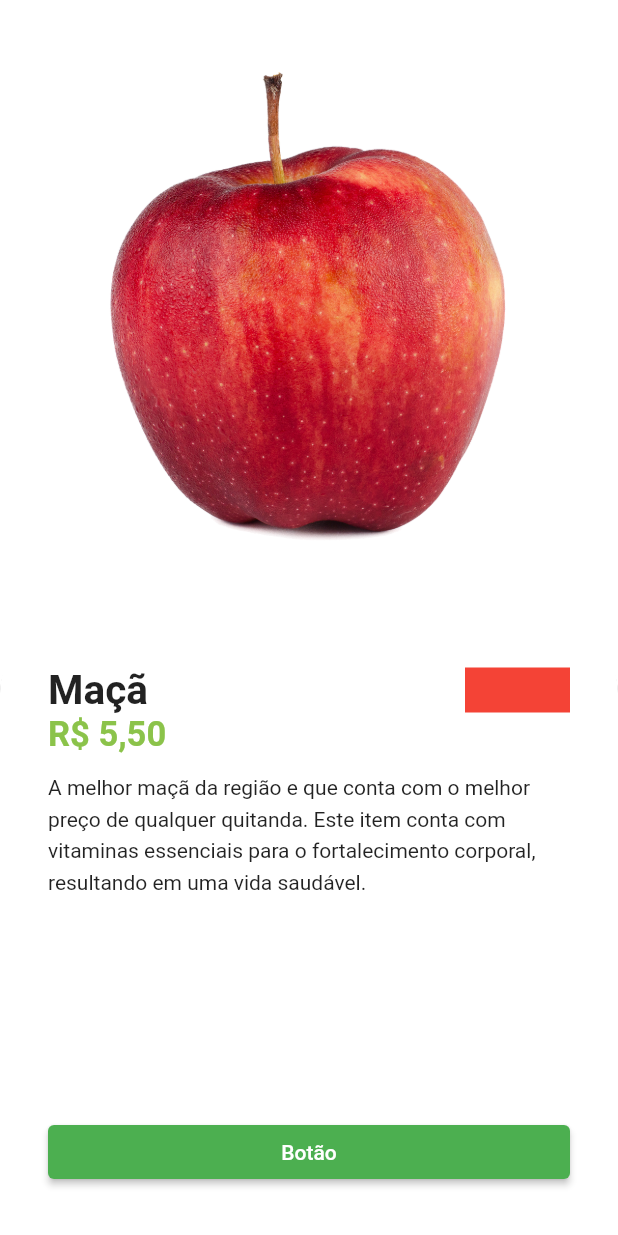
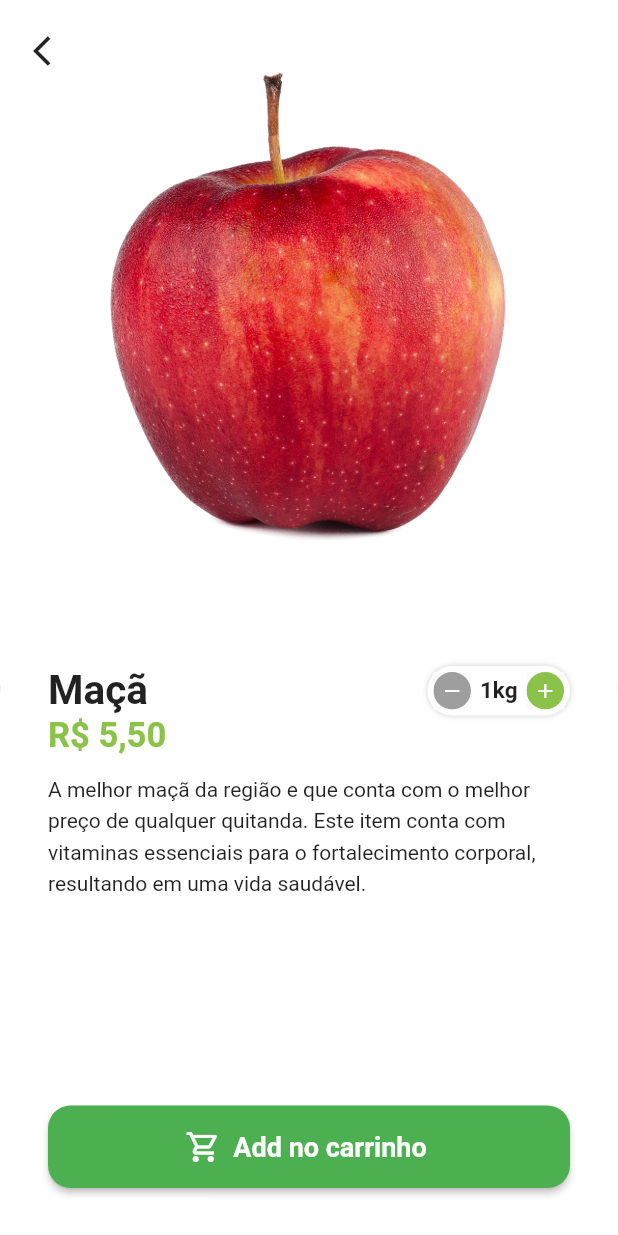
Before and after one commit to LuizMauro/flutter-mobile-shop, a Flutter app: the HomeTab screen opened directly, after a tap on "Maçã", on a phone screen of 412 x 824 dp. Run offline on Flutter 3.47's test engine with Material 2 defaults, Android fonts, the phone set to English and light mode, and no system bars; our stand-ins replace animated_text_kit, badges, mask_text_input_formatter.

Commit message:
added animation hero in image and create custom widget controll quantity

```diff
--- /dev/null
+++ b/lib/src/pages/commom_widgets/quantity_widget.dart
@@ -0,0 +1,100 @@
+import 'package:flutter/material.dart';
+import 'package:teste/src/config/custom_colors.dart';
+
+class QuantityWidget extends StatelessWidget {
+  final int value;
+  final String suffixText;
+  final Function(int quantity) result;
+
+  const QuantityWidget({
+    super.key,
+    required this.value,
+    required this.suffixText,
+    required this.result,
+  });
+
+  @override
+  Widget build(BuildContext context) {
+    return Container(
+      padding: const EdgeInsets.all(4),
+      decoration: BoxDecoration(
+        color: Colors.white,
+        borderRadius: BorderRadius.circular(50),
+        boxShadow: [
+          BoxShadow(
+            color: Colors.grey.shade300,
+            spreadRadius: 1,
+            blurRadius: 2,
+          ),
+        ],
+      ),
+      child: Row(
+        children: [
+          _QuantityButton(
+            icon: Icons.remove,
+            color: Colors.grey,
+            onPressed: () {
+              if (value == 1) return;
+
+              int resultCount = value - 1;
+              result(resultCount);
+            },
+          ),
+          Padding(
+            padding: const EdgeInsets.symmetric(horizontal: 6),
+            child: Text(
+              '$value$suffixText',
+              style: const TextStyle(
+                fontSize: 15,
+                fontWeight: FontWeight.bold,
+              ),
+            ),
+          ),
+          _QuantityButton(
+            icon: Icons.add,
+            color: CustomColors.customSwatchColor,
+            onPressed: () {
+              int resultCount = value + 1;
+              result(resultCount);
+            },
+          ),
+        ],
+      ),
+    );
+  }
+}
+
+class _QuantityButton extends StatelessWidget {
+  final Color color;
+  final IconData icon;
+  final VoidCallback onPressed;
+
+  const _QuantityButton({
+    required this.color,
+    required this.icon,
+    required this.onPressed,
+  });
+
+  @override
+  Widget build(BuildContext context) {
+    return Material(
+      child: InkWell(
+        borderRadius: BorderRadius.circular(50),
+        onTap: onPressed,
+        child: Ink(
+          height: 25,
+          width: 25,
+          decoration: BoxDecoration(
+            color: color,
+            shape: BoxShape.circle,
+          ),
+          child: Icon(
+            icon,
+            color: Colors.white,
+            size: 16,
+          ),
+        ),
+      ),
+    );
+  }
+}
--- a/lib/src/pages/home/components/item_tile.dart
+++ b/lib/src/pages/home/components/item_tile.dart
@@ -38,7 +38,10 @@
                 children: [
                   //image
                   Expanded(
-                    child: Image.asset(item.imgUrl),
+                    child: Hero(
+                      tag: item.imgUrl,
+                      child: Image.asset(item.imgUrl),
+                    ),
                   ),
                   //Nome
                   Text(
--- a/lib/src/pages/product/product_screen.dart
+++ b/lib/src/pages/product/product_screen.dart
@@ -3,24 +3,38 @@
 import 'package:teste/src/models/item_model.dart';
 
 import '../../services/utils_service.dart';
+import '../commom_widgets/quantity_widget.dart';
 
-class ProductScreen extends StatelessWidget {
-  ProductScreen({
+class ProductScreen extends StatefulWidget {
+  const ProductScreen({
     super.key,
     required this.item,
   });
 
   final ItemModel item;
+
+  @override
+  State<ProductScreen> createState() => _ProductScreenState();
+}
+
+class _ProductScreenState extends State<ProductScreen> {
   final UtilsServices utilsServices = UtilsServices();
+
+  int productQuantity = 1;
 
   @override
   Widget build(BuildContext context) {
     return Scaffold(
       backgroundColor: Colors.white.withAlpha(230),
-      body: Column(
+      body: Stack(
+        children: [
+          //Conteudo
+          Column(
             children: [
               Expanded(
-            child: Image.asset(item.imgUrl),
+                child: Hero(
+                    tag: widget.item.imgUrl,
+                    child: Image.asset(widget.item.imgUrl)),
               ),
               Expanded(
                 child: Container(
@@ -45,7 +59,7 @@
                         children: [
                           Expanded(
                             child: Text(
-                          item.itemName,
+                              widget.item.itemName,
                               maxLines: 2,
                               overflow: TextOverflow.ellipsis,
                               style: const TextStyle(
@@ -54,16 +68,20 @@
                               ),
                             ),
                           ),
-                      Container(
-                        height: 30,
-                        width: 70,
-                        color: Colors.red,
-                      )
+                          QuantityWidget(
+                            value: productQuantity,
+                            suffixText: widget.item.unit,
+                            result: (int quantity) {
+                              setState(() {
+                                productQuantity = quantity;
+                              });
+                            },
+                          ),
                         ],
                       ),
                       //PRICE
                       Text(
-                    utilsServices.priceToCurrency(item.price),
+                        utilsServices.priceToCurrency(widget.item.price),
                         style: TextStyle(
                             fontSize: 23,
                             fontWeight: FontWeight.bold,
@@ -71,13 +89,12 @@
                       ),
 
                       //DESCRIÇÃO
-
                       Expanded(
                         child: Padding(
                           padding: const EdgeInsets.symmetric(vertical: 10),
                           child: SingleChildScrollView(
                             child: Text(
-                          item.description,
+                              widget.item.description,
                               style: const TextStyle(
                                 height: 1.5,
                                 fontSize: 14,
@@ -86,11 +103,28 @@
                           ),
                         ),
                       ),
-
                       //Botão
-                  ElevatedButton(
+                      SizedBox(
+                        height: 55,
+                        child: ElevatedButton.icon(
+                          style: ElevatedButton.styleFrom(
+                            shape: RoundedRectangleBorder(
+                              borderRadius: BorderRadius.circular(15),
+                            ),
+                          ),
                           onPressed: () {},
-                    child: const Text('Botão'),
+                          label: const Text(
+                            'Add no carrinho',
+                            style: TextStyle(
+                              fontSize: 18,
+                              fontWeight: FontWeight.bold,
+                            ),
+                          ),
+                          icon: const Icon(
+                            Icons.shopping_cart_outlined,
+                            color: Colors.white,
+                          ),
+                        ),
                       ),
                     ],
                   ),
@@ -98,6 +132,22 @@
               ),
             ],
           ),
+
+          //Button back screen
+          Positioned(
+            left: 10,
+            top: 10,
+            child: SafeArea(
+              child: IconButton(
+                onPressed: () {
+                  Navigator.of(context).pop();
+                },
+                icon: const Icon(Icons.arrow_back_ios),
+              ),
+            ),
+          )
+        ],
+      ),
     );
   }
 }
```
Lines whose indentation alone changed are shown as unchanged.
